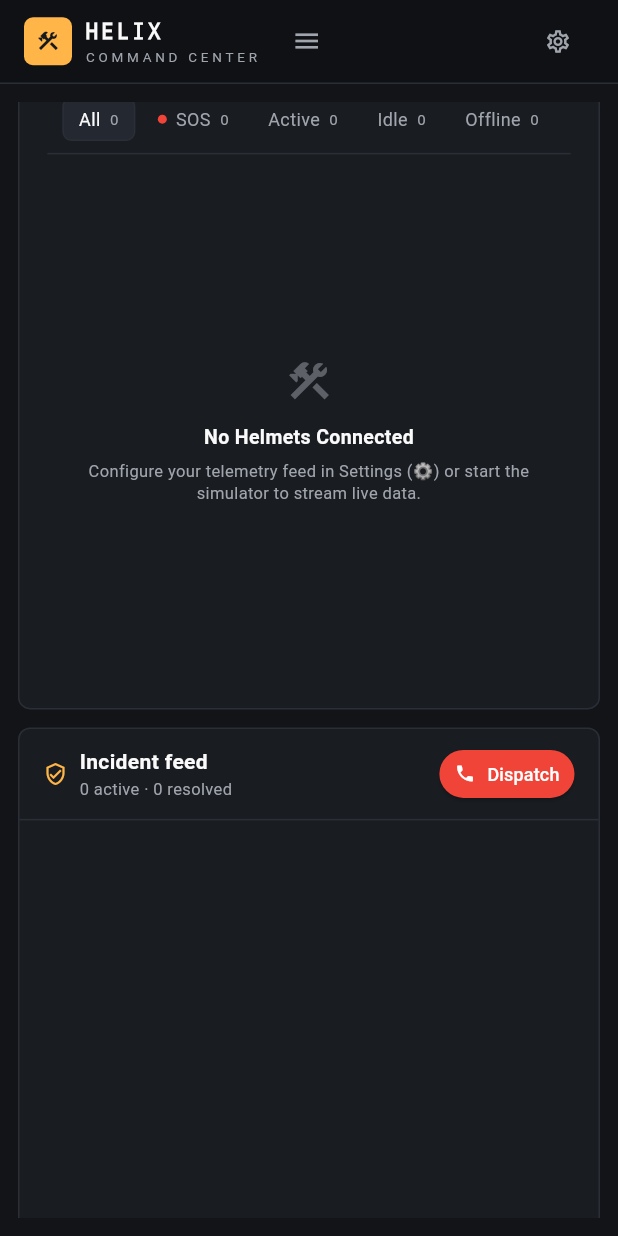
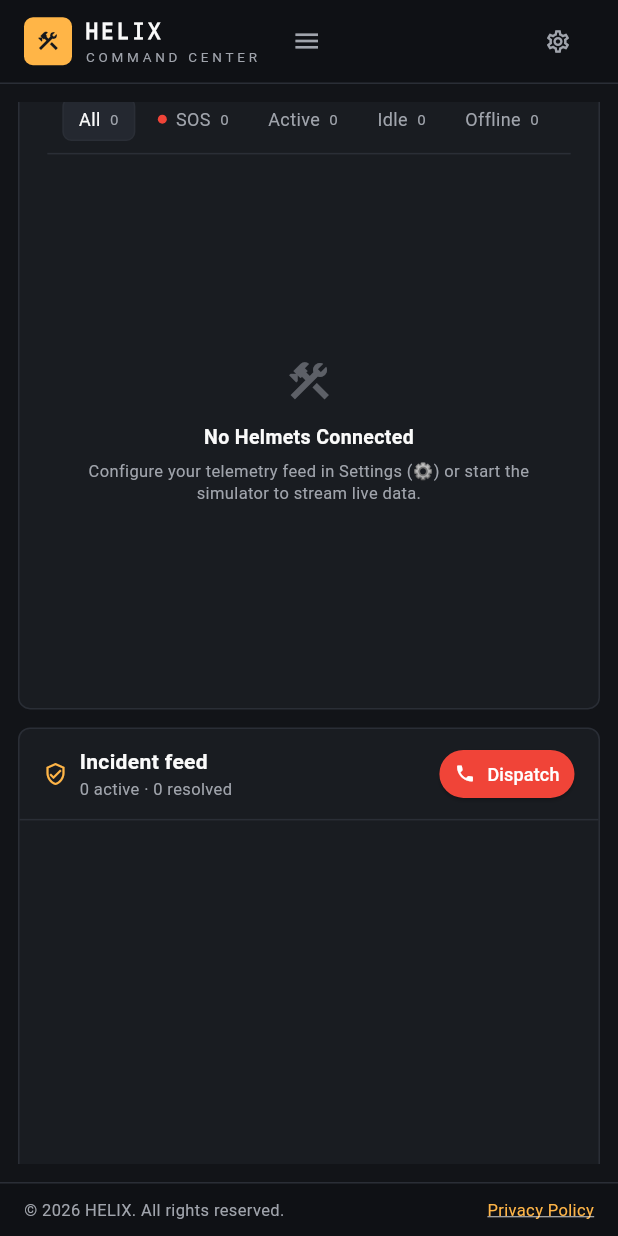
Before and after one commit to marknatdev/helix, a Flutter app: the screen it shows once a user with an empty profile is signed in, scrolled down 1152 dp, on a phone screen of 412 x 824 dp. Run offline on Flutter 3.47's test engine with Material 3 defaults, Android fonts, the phone set to English and light mode, and no system bars; our stand-ins replace cloud_firestore, firebase_auth, firebase_core, flutter_map, latlong2; missing offline and left inert: dart:html; accounts and stored records are empty; generated files the repository leaves out were written again; statements that could not run were skipped.

Commit message:
Add Privacy Policy link in global dashboard footer

```diff
--- a/lib/main.dart
+++ b/lib/main.dart
@@ -1,6 +1,7 @@
 import 'package:firebase_core/firebase_core.dart';
 import 'package:flutter/material.dart';
 import 'package:provider/provider.dart';
+import 'dart:html' as html;
 
 import 'auth/auth_gate.dart';
 import 'auth/auth_service.dart';
@@ -186,6 +187,37 @@ class _CommandCenterPageState extends State<CommandCenterPage> {
             child: _buildTab(feed, helmets, selectedSafe),
           ),
         ),
+        Container(
+          width: double.infinity,
+          height: 36,
+          decoration: const BoxDecoration(
+            color: AppColors.sidebar,
+            border: Border(top: BorderSide(color: AppColors.border)),
+          ),
+          padding: const EdgeInsets.symmetric(horizontal: 16),
+          child: Row(
+            mainAxisAlignment: MainAxisAlignment.spaceBetween,
+            children: [
+              const Text(
+                '© 2026 HELIX. All rights reserved.',
+                style: TextStyle(color: AppColors.mutedFg, fontSize: 11),
+              ),
+              InkWell(
+                onTap: () {
+                  html.window.open('/ppl/', '_blank');
+                },
+                child: const Text(
+                  'Privacy Policy',
+                  style: TextStyle(
+                    color: AppColors.primary,
+                    fontSize: 11,
+                    decoration: TextDecoration.underline,
+                  ),
+                ),
+              ),
+            ],
+          ),
+        ),
       ]),
     );
   }
```
Also changed, not shown: 1 other file.
